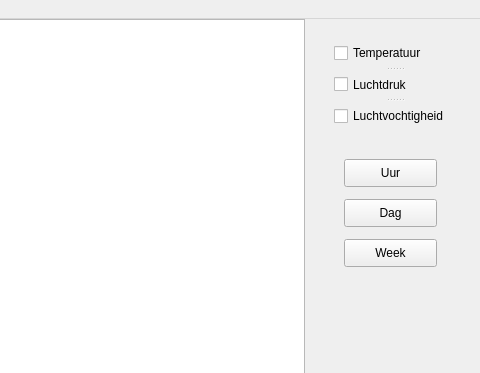
Old version of the form Test1/mainwindow.ui in the repository EHammer98/weerstation-app; both pictures show x 716 to 1196 and y 0 to 373 of the 1196 by 724 pixel window.
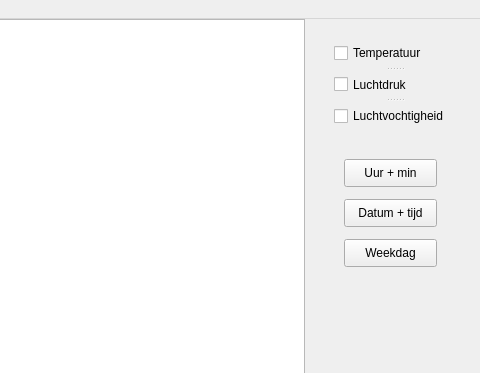
New version of the form.

What changed in the file:
```diff
--- a/Test1/mainwindow.ui
+++ b/Test1/mainwindow.ui
@@ -34,7 +34,7 @@
      </rect>
     </property>
     <property name="text">
-     <string>Uur</string>
+     <string>Uur + min</string>
     </property>
    </widget>
    <widget class="QPushButton" name="DayBut">
@@ -47,7 +47,7 @@
      </rect>
     </property>
     <property name="text">
-     <string>Dag</string>
+     <string>Datum + tijd</string>
     </property>
    </widget>
    <widget class="QPushButton" name="WeekBut">
@@ -60,7 +60,7 @@
      </rect>
     </property>
     <property name="text">
-     <string>Week</string>
+     <string>Weekdag</string>
     </property>
    </widget>
    <widget class="QSplitter" name="Lines">
```
Left out of the diff: 2 changed lines with no effect on the pictures.
